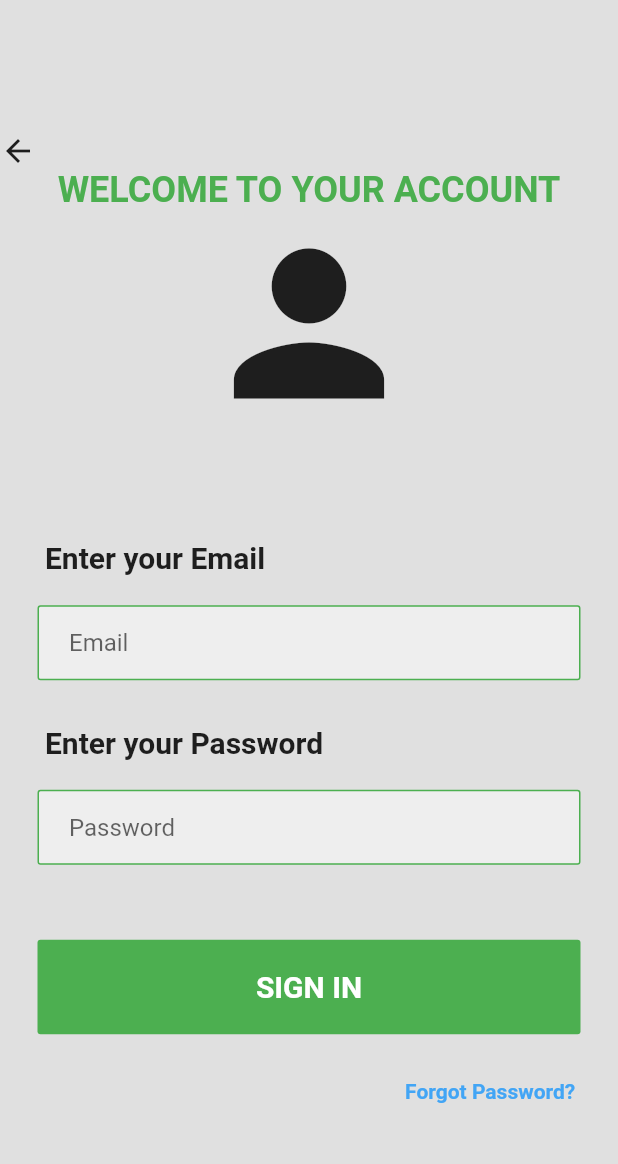
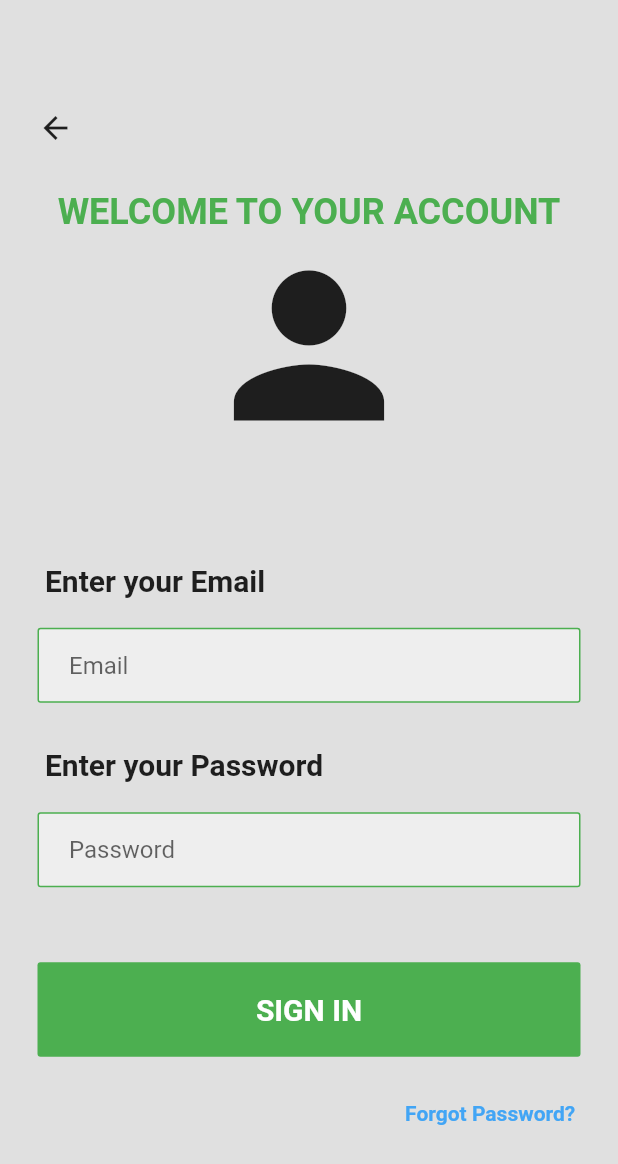
Before and after one commit to shadkasera/tobacco_app, a Flutter app: the screen it shows after launch, after a tap on "GET STARTED", on a phone screen of 412 x 824 dp. Shown: the top 1164 px of the screen. Run offline on Flutter 3.47's test engine with Material 2 defaults, Android fonts, the phone set to English and light mode, and no system bars.

Commit message:
updated fiLES

```diff
--- a/lib/pages/loginipage.dart
+++ b/lib/pages/loginipage.dart
@@ -13,11 +13,16 @@ class LogInPage extends StatelessWidget {
             child: Column(
               mainAxisAlignment: MainAxisAlignment.center,
               children: [
-                Row(mainAxisAlignment: MainAxisAlignment.start,
-                  children: [
-                    const Icon(Icons.arrow_back),
-                  ],
+                Padding(
+                  padding: const EdgeInsets.only(left: 25),
+                  child: Row(
+                    mainAxisAlignment: MainAxisAlignment.start,
+                    children: const [
+                      Icon(Icons.arrow_back),
+                    ],
+                  ),
                 ),
+                const SizedBox(height: 30,),
                 //welcome text
                 const Padding(
                   padding: EdgeInsets.symmetric(
```
